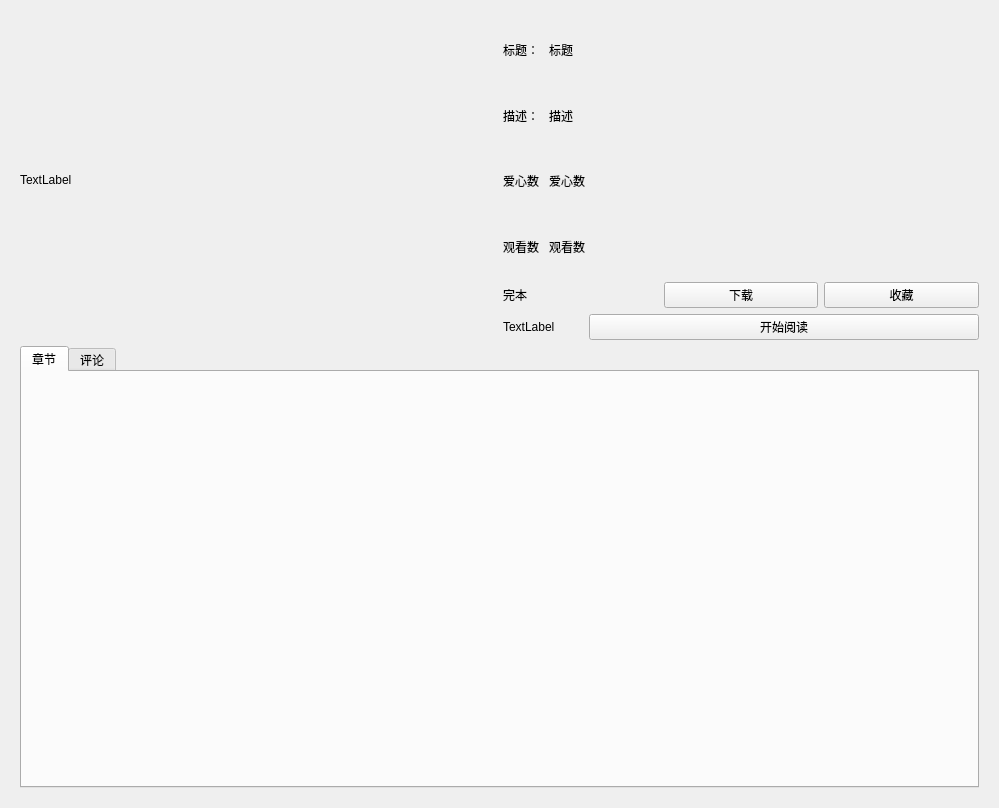
Before: the Qt Designer form ui/bookinfo.ui in tonquer/picacg-qt, drawn with Qt 5.
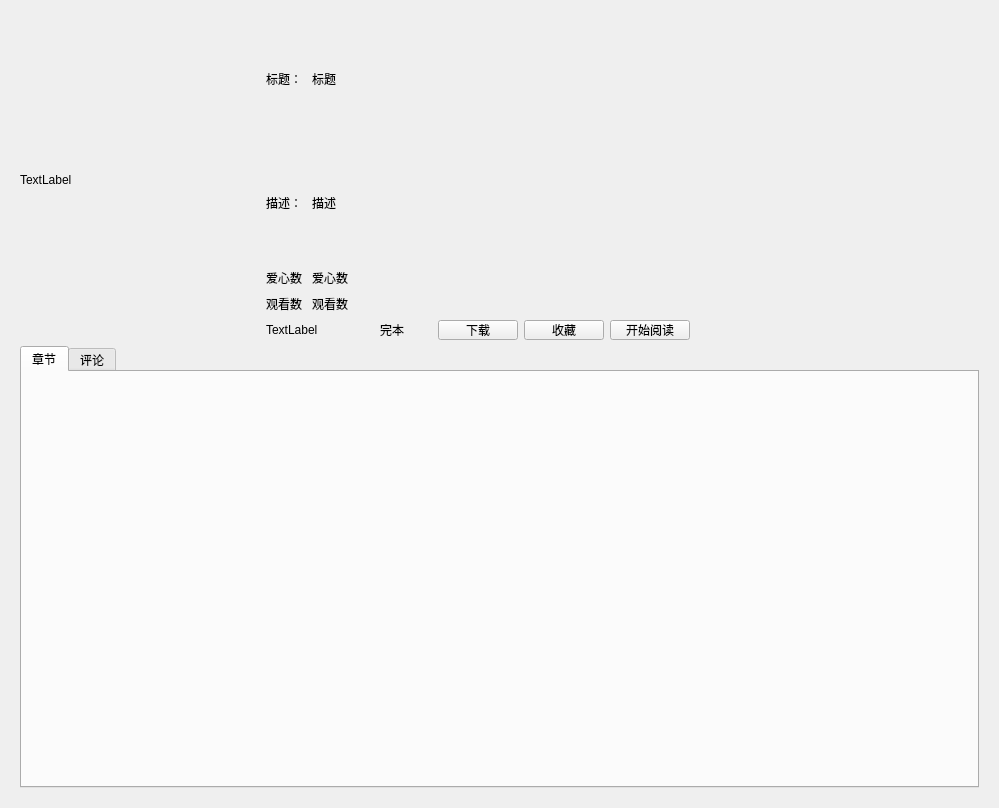
After: the same form once the commit is applied.

What changed in the file:
```diff
--- a/ui/bookinfo.ui
+++ b/ui/bookinfo.ui
@@ -105,7 +105,7 @@
                      <property name="maximumSize">
                       <size>
                        <width>40</width>
-                       <height>16777215</height>
+                       <height>20</height>
                       </size>
                      </property>
                      <property name="text">
@@ -115,6 +115,12 @@
                    </item>
                    <item>
                     <widget class="QLabel" name="likes">
+                     <property name="maximumSize">
+                      <size>
+                       <width>16777215</width>
+                       <height>20</height>
+                      </size>
+                     </property>
                      <property name="text">
                       <string>爱心数</string>
                      </property>
@@ -129,7 +135,7 @@
                      <property name="maximumSize">
                       <size>
                        <width>40</width>
-                       <height>16777215</height>
+                       <height>20</height>
                       </size>
                      </property>
                      <property name="text">
@@ -139,6 +145,12 @@
                    </item>
                    <item>
                     <widget class="QLabel" name="views">
+                     <property name="maximumSize">
+                      <size>
+                       <width>16777215</width>
+                       <height>20</height>
+                      </size>
+                     </property>
                      <property name="text">
                       <string>观看数</string>
                      </property>
@@ -148,15 +160,61 @@
                  </item>
                  <item>
                   <layout class="QHBoxLayout" name="horizontalLayout_2">
+                   <item>
+                    <widget class="QLabel" name="updateTick">
+                     <property name="enabled">
+                      <bool>true</bool>
+                     </property>
+                     <property name="minimumSize">
+                      <size>
+                       <width>80</width>
+                       <height>0</height>
+                      </size>
+                     </property>
+                     <property name="maximumSize">
+                      <size>
+                       <width>80</width>
+                       <height>20</height>
+                      </size>
+                     </property>
+                     <property name="text">
+                      <string>TextLabel</string>
+                     </property>
+                    </widget>
+                   </item>
                    <item>
                     <widget class="QLabel" name="isFinished">
+                     <property name="minimumSize">
+                      <size>
+                       <width>80</width>
+                       <height>0</height>
+                      </size>
+                     </property>
+                     <property name="maximumSize">
+                      <size>
+                       <width>80</width>
+                       <height>20</height>
+                      </size>
+                     </property>
                      <property name="text">
                       <string>完本</string>
                      </property>
+                     <property name="textFormat">
+                      <enum>Qt::AutoText</enum>
+                     </property>
+                     <property name="alignment">
+                      <set>Qt::AlignCenter</set>
+                     </property>
                     </widget>
                    </item>
                    <item>
                     <widget class="QPushButton" name="download">
+                     <property name="maximumSize">
+                      <size>
+                       <width>16777215</width>
+                       <height>20</height>
+                      </size>
+                     </property>
                      <property name="text">
                       <string>下载</string>
                      </property>
@@ -164,38 +222,43 @@
                    </item>
                    <item>
                     <widget class="QPushButton" name="favorites">
+                     <property name="maximumSize">
+                      <size>
+                       <width>16777215</width>
+                       <height>20</height>
+                      </size>
+                     </property>
                      <property name="text">
                       <string>收藏</string>
                      </property>
                     </widget>
                    </item>
-                  </layout>
-                 </item>
-                 <item>
-                  <layout class="QHBoxLayout" name="horizontalLayout_11">
-                   <item>
-                    <widget class="QLabel" name="updateTick">
-                     <property name="enabled">
-                      <bool>true</bool>
-                     </property>
-                     <property name="maximumSize">
-                      <size>
-                       <width>80</width>
-                       <height>16777215</height>
-                      </size>
-                     </property>
-                     <property name="text">
-                      <string>TextLabel</string>
-                     </property>
-                    </widget>
-                   </item>
                    <item>
                     <widget class="QPushButton" name="startRead">
+                     <property name="maximumSize">
+                      <size>
+                       <width>16777215</width>
+                       <height>20</height>
+                      </size>
+                     </property>
                      <property name="text">
                       <string>开始阅读</string>
                      </property>
                     </widget>
                    </item>
+                   <item>
+                    <spacer name="horizontalSpacer">
+                     <property name="orientation">
+                      <enum>Qt::Horizontal</enum>
+                     </property>
+                     <property name="sizeHint" stdset="0">
+                      <size>
+                       <width>40</width>
+                       <height>20</height>
+                      </size>
+                     </property>
+                    </spacer>
+                   </item>
                   </layout>
                  </item>
                 </layout>
```
